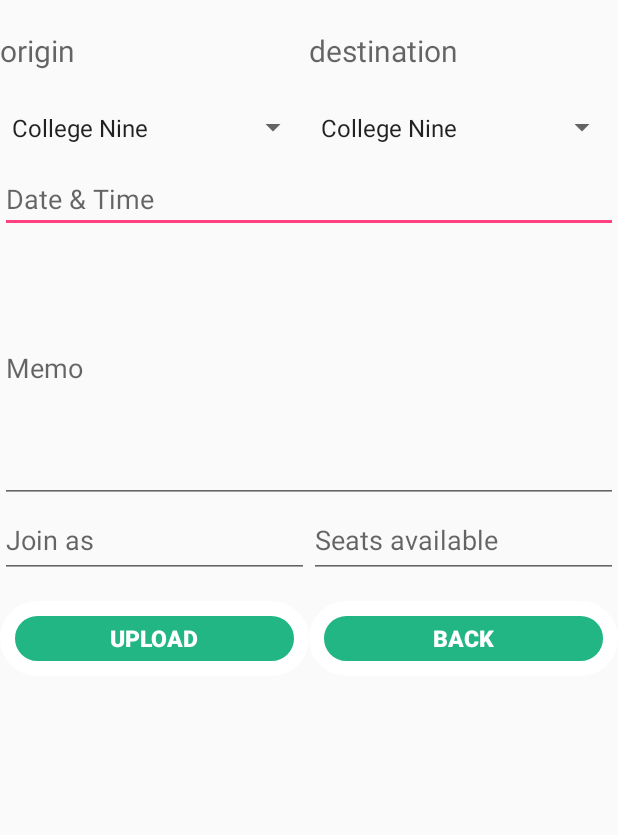
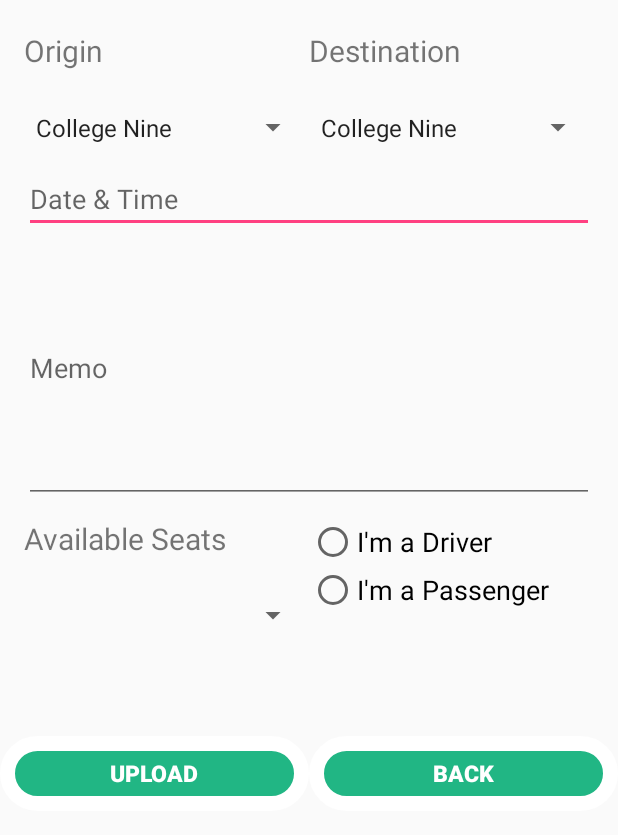
Before and after one commit to minarainbow/UCShareCar, an Android app: the CreatePostActivity screen opened directly, with no data from a screen before it, on a phone screen of 412 x 824 dp. Shown: the top 835 px of the screen. Run offline under Robolectric (Android 15) with nearby library versions, the phone set to English and light mode, and no system bars.

Commit message:
add radio button for creating posts

```diff
--- a/frontend/app/src/main/res/layout/activity_create_post.xml
+++ b/frontend/app/src/main/res/layout/activity_create_post.xml
@@ -5,14 +5,17 @@
 
     <LinearLayout
         android:layout_width="match_parent"
+        android:layout_marginLeft="16dp"
+        android:layout_marginRight="16dp"
         android:layout_marginTop="20dp"
         android:layout_height="40dp">
+
         <TextView
             android:layout_width="0dp"
+            android:textSize="20dp"
             android:layout_height="40dp"
             android:layout_weight="1"
-            android:hint="origin"
-            android:textSize="20dp"
+            android:text="Origin"
             />
 
         <TextView
@@ -20,14 +23,17 @@
             android:textSize="20dp"
             android:layout_height="40dp"
             android:layout_weight="1"
-            android:hint="destination"
+            android:text="Destination"
             />
     </LinearLayout>
 
 
     <LinearLayout
         android:layout_width="match_parent"
-        android:layout_height="50dp">
+        android:layout_height="50dp"
+        android:layout_marginLeft="16dp"
+        android:layout_marginRight="16dp"
+        >
         <Spinner
             android:id="@+id/start_spinner"
             android:layout_width="0dp"
@@ -50,34 +56,85 @@
         android:id="@+id/title_editor"
         android:layout_width="match_parent"
         android:layout_height="45dp"
+        android:layout_marginLeft="16dp"
+        android:layout_marginRight="16dp"
         android:hint="Date &amp; Time"
         tools:ignore="HardcodedText" />
 
     <EditText
         android:id="@+id/details_editor"
         android:layout_width="match_parent"
+        android:layout_marginLeft="16dp"
+        android:layout_marginRight="16dp"
         android:layout_height="180dp"
         android:layout_below="@+id/start_editor"
         android:hint="Memo" />
+
     <LinearLayout
         android:layout_width="match_parent"
-        android:layout_height="50dp">
-        <EditText
-            android:id="@+id/price_editor"
+        android:orientation="horizontal"
+        android:layout_marginTop="10dp"
+        android:weightSum="2"
+        android:layout_height="130dp">
+
+        <LinearLayout
             android:layout_width="0dp"
-            android:layout_height="50dp"
-            android:inputType="number"
             android:layout_weight="1"
-            android:hint="Join as" />
+            android:orientation="vertical"
+            android:layout_marginLeft="16dp"
+            android:layout_height="wrap_content">
+            <TextView
+                android:layout_width="match_parent"
+                android:layout_height="40dp"
+                android:layout_weight="1"
+                android:text="Available Seats"
+                android:textSize="20dp"
+                />
+            <Spinner
+                android:id="@+id/seats_spinner"
+                android:layout_width="match_parent"
+                android:layout_height="50dp"
+                android:layout_weight="1"
+                android:hint="Available Seats"
+                />
 
-        <EditText
-            android:id="@+id/tags_editor"
+        </LinearLayout>
+
+        <RelativeLayout xmlns:android="http://schemas.android.com/apk/res/android"
+            xmlns:app="http://schemas.android.com/apk/res-auto"
+            xmlns:tools="http://schemas.android.com/tools"
             android:layout_width="0dp"
-            android:layout_height="50dp"
             android:layout_weight="1"
-            android:hint="Seats available"
-            />
+            android:layout_marginRight="16dp"
+            android:layout_height="wrap_content">
+
+
+            <RadioGroup
+                android:id="@+id/radioGroup"
+                android:layout_width="fill_parent"
+                android:layout_height="wrap_content"
+                android:orientation="vertical">
+
+                <RadioButton
+                    android:id="@+id/driver"
+                    android:layout_width="fill_parent"
+                    android:layout_height="wrap_content"
+                    android:text="I'm a Driver"
+                    android:textSize="18sp"/>
+
+                <RadioButton
+                    android:id="@+id/passenger"
+                    android:layout_width="fill_parent"
+                    android:layout_height="wrap_content"
+                    android:text="I'm a Passenger"
+                    android:textSize="18sp"/>
+            </RadioGroup>
+
+        </RelativeLayout>
+
     </LinearLayout>
+
+
 
     <LinearLayout
         android:layout_width="match_parent"
```
